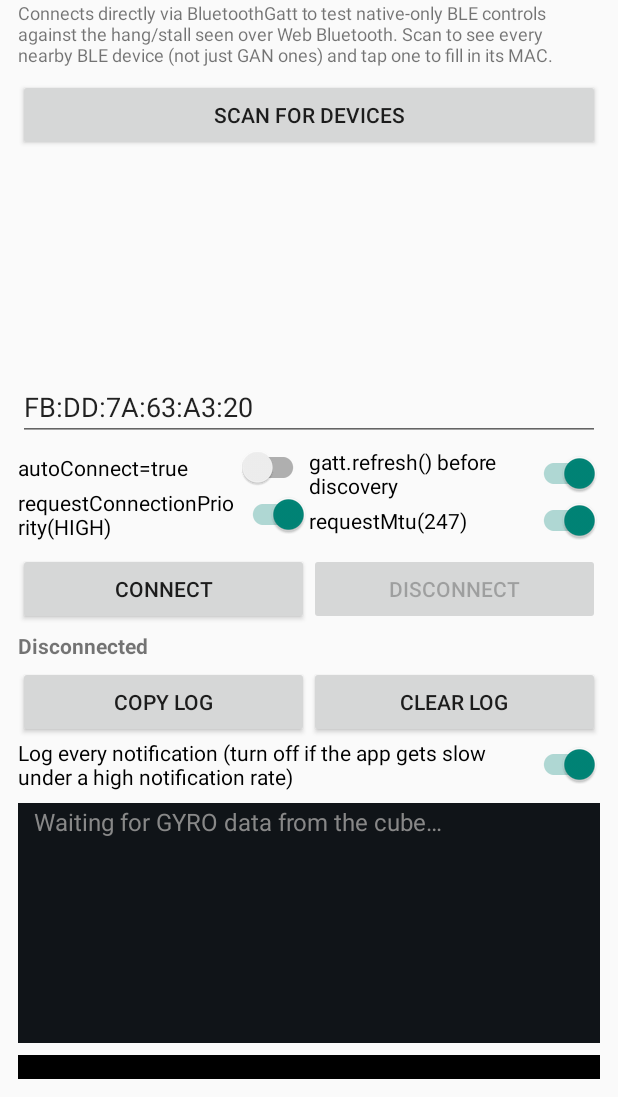
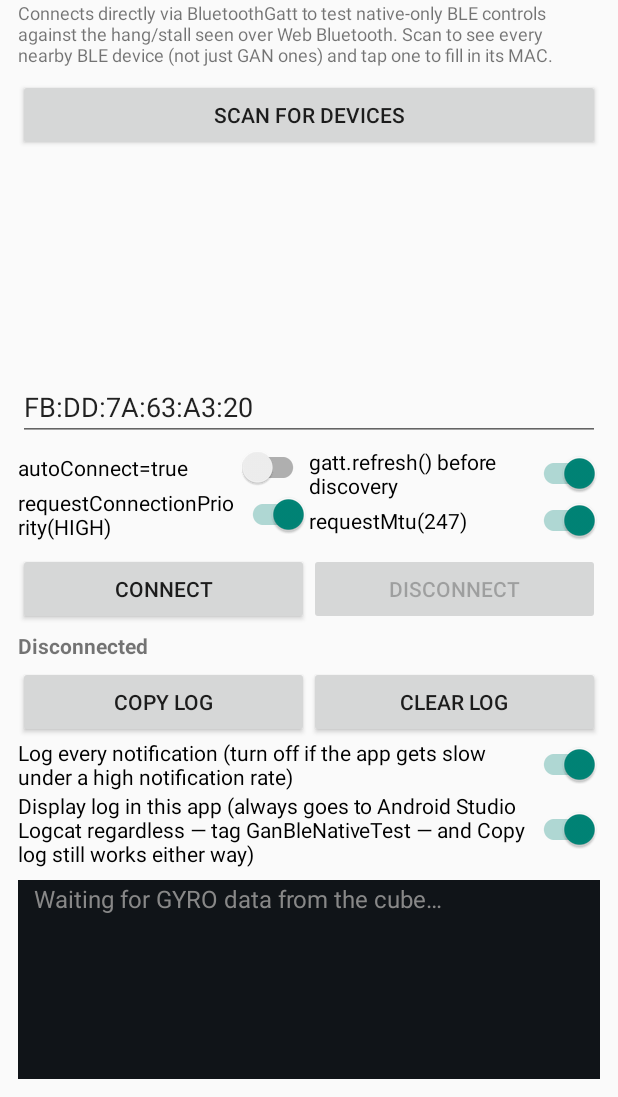
Before and after one commit to CorentinLimier/gan-ble-native-test, an Android app: the screen it shows after launch (MainActivity), after a tap on "CLEAR LOG", on a phone screen of 412 x 824 dp, the part 139-1236 px from its top. Run offline under Robolectric (Android 15) with nearby library versions, the phone set to English and light mode, and no system bars; 3 other taps on this screen came first.

Commit message:
Add a switch to stop rendering the log in-app, using Logcat instead
Log.d("GanBleNativeTest", ...) was already being called on every log
line from the start, so Android Studio's Logcat (filter: tag:
GanBleNativeTest) already has full visibility with zero UI cost.

Adds a "Display log in this app" switch (default on) that skips the
TextView append/resync and scroll entirely when off, while the history
buffer (for Copy log) and Logcat both keep receiving every line
regardless. Re-enabling the switch resyncs the TextView with whatever
accumulated while it was off, so there's no gap.

Co-Authored-By: Claude Opus 5 <noreply@anthropic.com>

```diff
--- a/app/src/main/java/com/corentinlimier/ganblenativetest/MainActivity.kt
+++ b/app/src/main/java/com/corentinlimier/ganblenativetest/MainActivity.kt
@@ -145,6 +145,13 @@ class MainActivity : AppCompatActivity() {
             logBuffer.clear(); logLineCount = 0; binding.tvLog.text = ""
         }
         binding.btnCopy.setOnClickListener { copyLogToClipboard() }
+        binding.swShowInApp.setOnCheckedChangeListener { _, isChecked ->
+            // Catch up the TextView with whatever accumulated while display was off.
+            if (isChecked) {
+                binding.tvLog.text = logBuffer.toString()
+                binding.scrollLog.post { binding.scrollLog.fullScroll(View.FOCUS_DOWN) }
+            }
+        }
 
         log("Ready. Android ${Build.VERSION.RELEASE} (API ${Build.VERSION.SDK_INT}), device: ${Build.MODEL}")
     }
@@ -565,14 +572,23 @@ class MainActivity : AppCompatActivity() {
         val tag = if (level == "info") "" else "[${level.uppercase()}] "
         val line = "[$ts] $tag$msg\n"
         runOnUiThread {
+            // Buffer bookkeeping (for Copy log and the memory cap) always happens,
+            // regardless of whether it's actually rendered on screen — Logcat above
+            // already received this line unconditionally too.
             logBuffer.append(line)
             logLineCount++
-            if (logLineCount > 4000) {
-                // Rare (every 4000 lines): trim the history buffer, then do ONE full
-                // resync of the TextView to match it. This is the only place we pay
-                // for a full re-render — every other call below is a cheap append().
+            val trimmed = logLineCount > 4000
+            if (trimmed) {
                 val keepFrom = logBuffer.length / 3
                 logBuffer.delete(0, keepFrom)
+            }
+
+            if (!binding.swShowInApp.isChecked) return@runOnUiThread
+
+            if (trimmed) {
+                // Rare (every 4000 lines): one full resync of the TextView to match
+                // the trimmed buffer. This is the only place we pay for a full
+                // re-render — every other call below is a cheap append().
                 binding.tvLog.text = logBuffer.toString()
             } else {
                 // TextView.append() extends the existing layout incrementally instead
--- a/app/src/main/res/layout/activity_main.xml
+++ b/app/src/main/res/layout/activity_main.xml
@@ -146,6 +146,13 @@
         android:checked="true"
         android:text="Log every notification (turn off if the app gets slow under a high notification rate)" />
 
+    <com.google.android.material.switchmaterial.SwitchMaterial
+        android:id="@+id/swShowInApp"
+        android:layout_width="match_parent"
+        android:layout_height="wrap_content"
+        android:checked="true"
+        android:text="Display log in this app (always goes to Android Studio Logcat regardless — tag GanBleNativeTest — and Copy log still works either way)" />
+
     <com.corentinlimier.ganblenativetest.CubeView
         android:id="@+id/cubeView"
         android:layout_width="match_parent"
```
